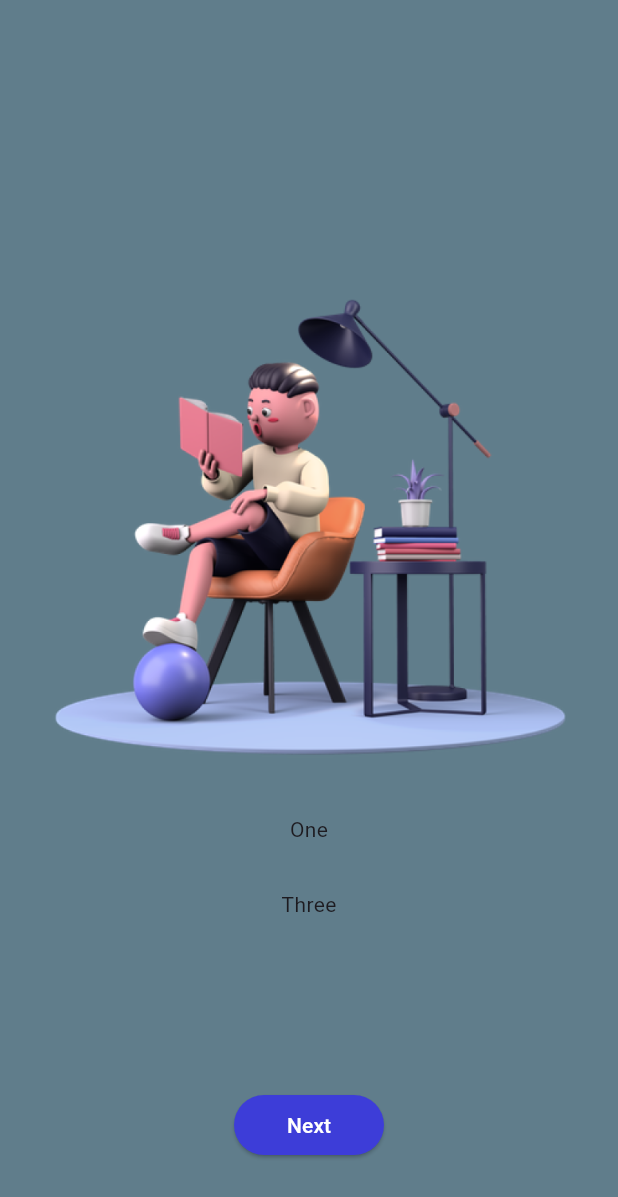
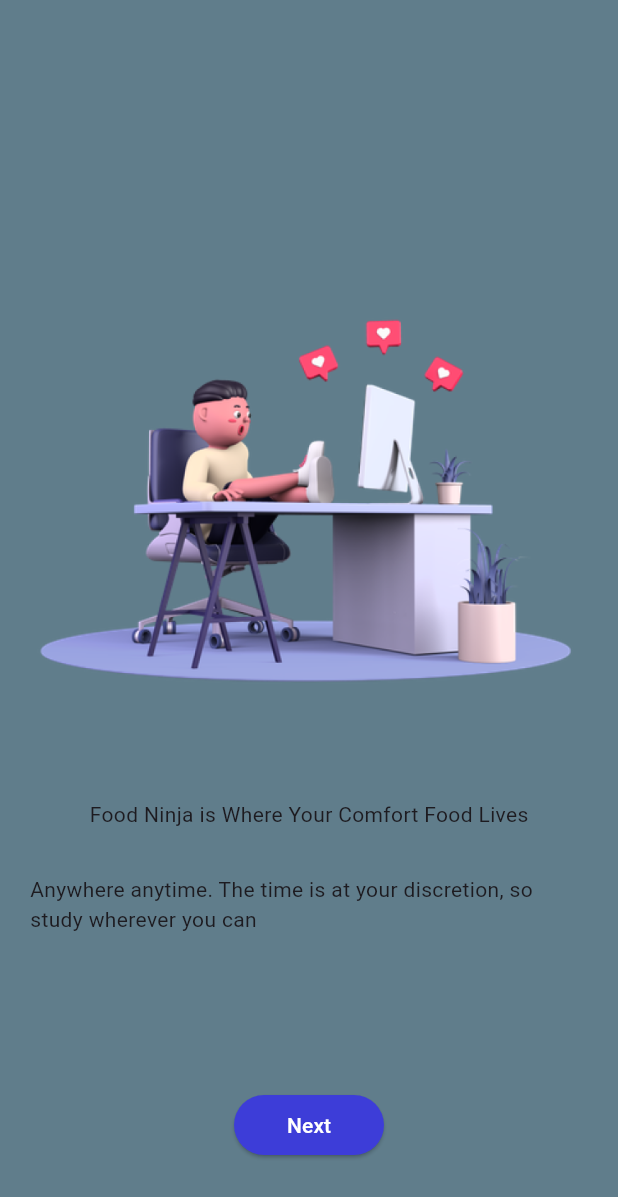
Before and after one commit to zulayqoh/learning-app, a Flutter app: the screen it shows after launch, swiped to page 2, on a phone screen of 412 x 824 dp. Shown: the top 1197 px of the screen. Run offline on Flutter 3.47's test engine with Material 2 defaults, Android fonts, the phone set to English and light mode, and no system bars; our stand-ins replace flutter_riverpod.

Commit message:
Added onboarding model

```diff
--- /dev/null
+++ b/lib/core/constants/imagePath.dart
@@ -0,0 +1,6 @@
+class ImagePath {
+  static const imgBasePath = "assets/images";
+  static const reading = '$imgBasePath/reading.png';
+  static const man = '$imgBasePath/man.png';
+  static const boy = '$imgBasePath/boy.png';
+}
--- /dev/null
+++ b/lib/core/constants/string_util.dart
@@ -0,0 +1,8 @@
+class StringUtil {
+  static const alwaysFascinatedLearning = "Always Fascinated Learning";
+  static const anywhereAnytime = "Anywhere anytime. The time is at your discretion, so study wherever you can";
+  static const findYourComfortFoodHere = "Find Your Comfort Food Here";
+  static const foodNinjaIsWhereYourComfortFoodLives = "Food Ninja is Where Your Comfort Food Lives";
+  static const hereYouCanFindAChef = "Here you can find a chef or dish for every taste and color. Enjoy!";
+  static const enjoyAFastAndSmoothFoodDelivery = "Enjoy a fast and smooth food delivery at your doorstep";
+}
--- /dev/null
+++ b/lib/pages/onboarding/onboard_view_model.dart
@@ -0,0 +1,9 @@
+import 'package:flutter/cupertino.dart';
+
+class OnboardViewModel {
+  final String title, caption,imagePath;
+
+ OnboardViewModel({required this.title, required this.caption, required this.imagePath});
+}
+
+// final onboardData = [OnboardViewModel(title: title, caption: caption, imagePath: imagePath)]
--- a/lib/pages/onboarding/onboarding_page.dart
+++ b/lib/pages/onboarding/onboarding_page.dart
@@ -1,5 +1,8 @@
 import 'package:flutter/material.dart';
+import 'package:learning_app/core/constants/imagePath.dart';
 import 'package:learning_app/pages/onboarding/onboarding_widget.dart';
+
+import '../../core/constants/string_util.dart';
 
 class OnboardingPage extends StatelessWidget {
   const OnboardingPage({Key? key}) : super(key: key);
@@ -10,9 +13,10 @@
       body: Container(
         child:  PageView(
           children: const [
-            Onboard(),
-            Onboard(),
-            Onboard(),
+            Onboard(title: StringUtil.alwaysFascinatedLearning, caption: StringUtil.enjoyAFastAndSmoothFoodDelivery, imagePath: ImagePath.reading,),
+            Onboard(title: StringUtil.foodNinjaIsWhereYourComfortFoodLives, caption: StringUtil.anywhereAnytime, imagePath: ImagePath.man,),
+            Onboard(title: StringUtil.findYourComfortFoodHere , caption: StringUtil.hereYouCanFindAChef, imagePath: ImagePath.boy,),
+
           ],
         ),
       ),
--- a/lib/pages/onboarding/onboarding_widget.dart
+++ b/lib/pages/onboarding/onboarding_widget.dart
@@ -3,7 +3,8 @@
 import '../../common/widgets/app_button.dart';
 
 class Onboard extends StatelessWidget {
-  const Onboard({Key? key}) : super(key: key);
+  const Onboard({Key? key, required this.title, required this.caption, required this.imagePath}) : super(key: key);
+  final String title, caption, imagePath;
 
   @override
   Widget build(BuildContext context) {
@@ -16,11 +17,11 @@
             Column(
               mainAxisAlignment: MainAxisAlignment.center,
               children: [
-                Image.asset('assets/images/reading.png'),
+                Image.asset(imagePath),
                 const SizedBox(height: 10),
-                const Text('One'),
+                Text(title),
                 const SizedBox(height: 30),
-                const Text('Three'),
+                Text(caption),
                 const SizedBox(height: 50),
               ],
             ),
```
